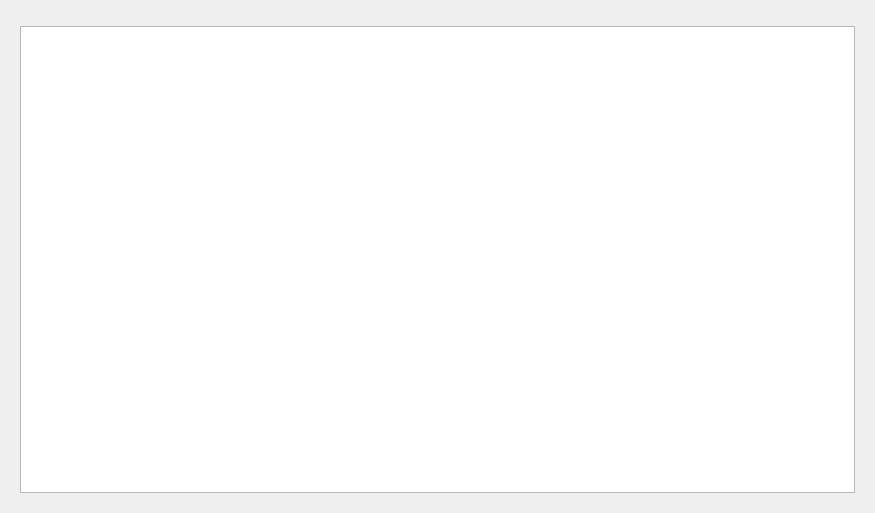
tomahawk-player/tomahawk, file src/libtomahawk/widgets/whatshotwidget.ui: the form before one commit.
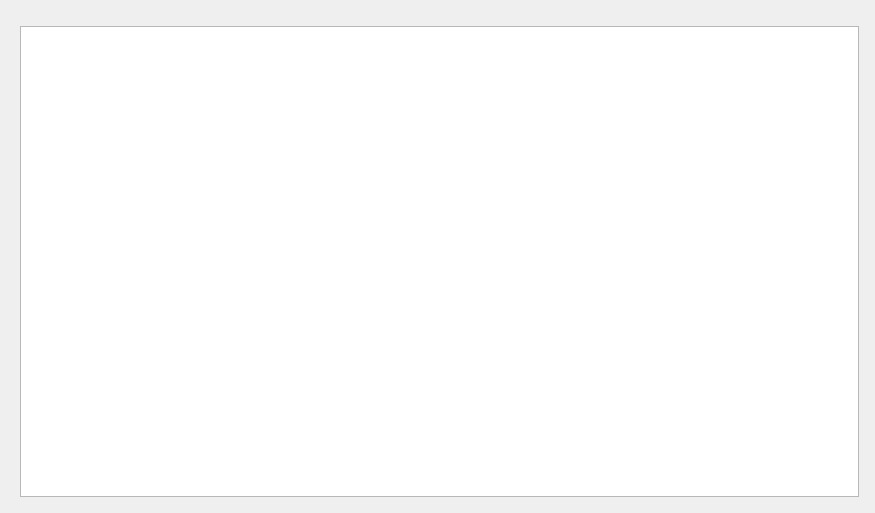
The form after the commit. The open tabs and pages were chosen to show the change. Custom widgets are drawn as their Qt base class.

```diff
--- a/src/libtomahawk/widgets/whatshotwidget.ui
+++ b/src/libtomahawk/widgets/whatshotwidget.ui
@@ -30,6 +30,30 @@
        </item>
       </layout>
      </widget>
+     <widget class="QWidget" name="page3">
+      <property name="enabled">
+       <bool>true</bool>
+      </property>
+      <widget class="QListView" name="albumViewLeft">
+       <property name="enabled">
+        <bool>true</bool>
+       </property>
+       <property name="geometry">
+        <rect>
+         <x>9</x>
+         <y>9</y>
+         <width>839</width>
+         <height>471</height>
+        </rect>
+       </property>
+       <property name="minimumSize">
+        <size>
+         <width>320</width>
+         <height>0</height>
+        </size>
+       </property>
+      </widget>
+     </widget>
      <widget class="QWidget" name="page1">
       <layout class="QHBoxLayout" name="horizontalLayout">
        <item>
```
Left out of the diff: 2 changed lines with no effect on the pictures.
